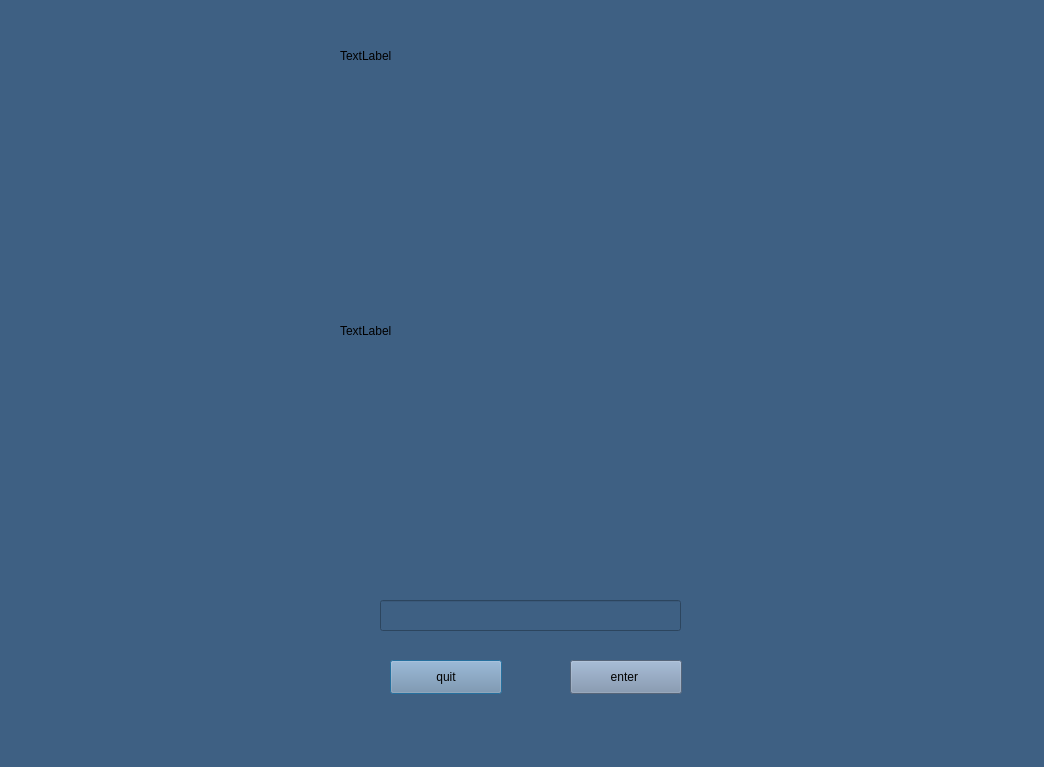
First picture: the form in Monopoly/auction.ui, repository shaahinfaezi/Monopoly, before the edit.
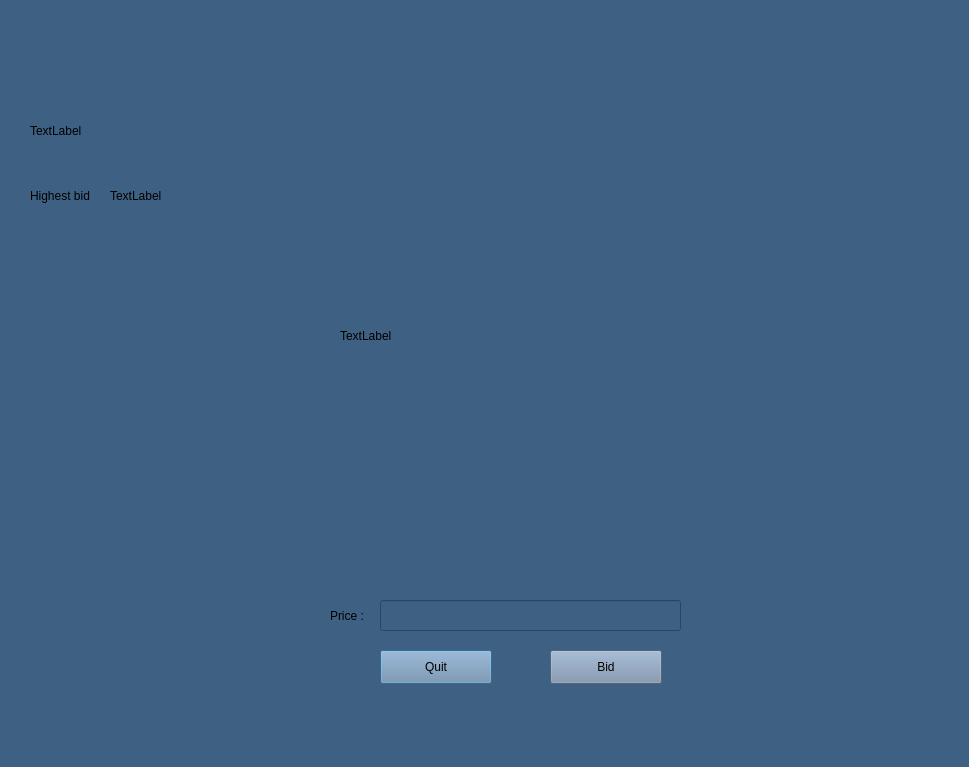
Second picture: the form after the edit.

Patch:
```diff
--- a/Monopoly/auction.ui
+++ b/Monopoly/auction.ui
@@ -6,7 +6,7 @@
    <rect>
     <x>0</x>
     <y>0</y>
-    <width>1044</width>
+    <width>969</width>
     <height>767</height>
    </rect>
   </property>
@@ -32,8 +32,8 @@
     <rect>
      <x>340</x>
      <y>100</y>
-     <width>381</width>
-     <height>461</height>
+     <width>321</width>
+     <height>471</height>
     </rect>
    </property>
    <property name="styleSheet">
@@ -50,10 +50,10 @@
   <widget class="QLabel" name="label_2">
    <property name="geometry">
     <rect>
-     <x>340</x>
-     <y>40</y>
-     <width>371</width>
-     <height>31</height>
+     <x>30</x>
+     <y>110</y>
+     <width>91</width>
+     <height>41</height>
     </rect>
    </property>
    <property name="styleSheet">
@@ -69,8 +69,8 @@
   <widget class="QPushButton" name="pushButton">
    <property name="geometry">
     <rect>
-     <x>390</x>
-     <y>660</y>
+     <x>380</x>
+     <y>650</y>
      <width>112</width>
      <height>34</height>
     </rect>
@@ -80,14 +80,14 @@
 </string>
    </property>
    <property name="text">
-    <string>quit</string>
+    <string>Quit</string>
    </property>
   </widget>
   <widget class="QPushButton" name="pushButton_2">
    <property name="geometry">
     <rect>
-     <x>570</x>
-     <y>660</y>
+     <x>550</x>
+     <y>650</y>
      <width>112</width>
      <height>34</height>
     </rect>
@@ -96,7 +96,46 @@
     <string notr="true">background-color: rgb(119, 141, 169);</string>
    </property>
    <property name="text">
-    <string>enter </string>
+    <string>Bid</string>
+   </property>
+  </widget>
+  <widget class="QLabel" name="label_3">
+   <property name="geometry">
+    <rect>
+     <x>330</x>
+     <y>600</y>
+     <width>41</width>
+     <height>31</height>
+    </rect>
+   </property>
+   <property name="text">
+    <string>Price :</string>
+   </property>
+  </widget>
+  <widget class="QLabel" name="label_4">
+   <property name="geometry">
+    <rect>
+     <x>110</x>
+     <y>180</y>
+     <width>91</width>
+     <height>31</height>
+    </rect>
+   </property>
+   <property name="text">
+    <string>TextLabel</string>
+   </property>
+  </widget>
+  <widget class="QLabel" name="label_5">
+   <property name="geometry">
+    <rect>
+     <x>30</x>
+     <y>180</y>
+     <width>61</width>
+     <height>31</height>
+    </rect>
+   </property>
+   <property name="text">
+    <string>Highest bid :</string>
    </property>
   </widget>
  </widget>
```
